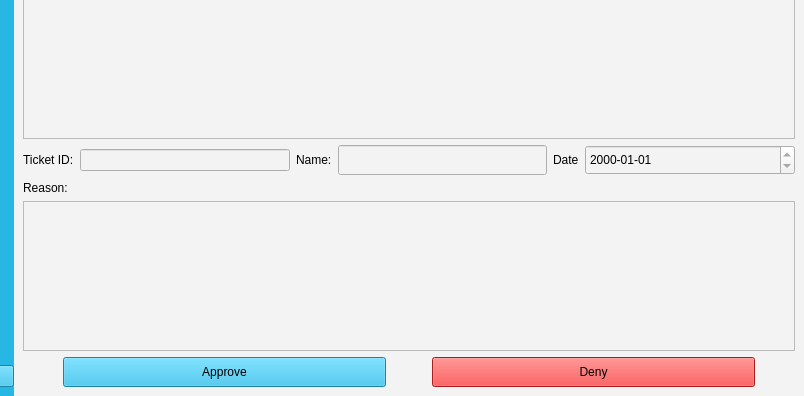
The window that EMS-App/absenceScreen.ui (elroydsouza/HR-ManagementSystem) describes before a commit, drawn with Qt 5; both pictures show x 196 to 1000 and y 154 to 550 of the 1000 by 550 pixel window.
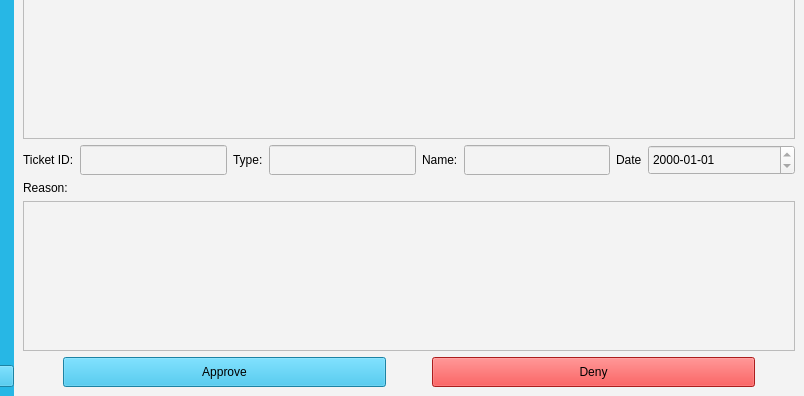
The same window after the commit. The open tabs and pages were chosen to show the change. Icons and pictures are not drawn.

Commit message: added perm levels and implemented absence remaining functionality

The edit to the form file:
```diff
--- a/EMS-App/absenceScreen.ui
+++ b/EMS-App/absenceScreen.ui
@@ -1108,7 +1108,34 @@
             </widget>
            </item>
            <item>
-            <widget class="QLineEdit" name="le_ticketID"/>
+            <widget class="QLineEdit" name="le_ticketID">
+             <property name="minimumSize">
+              <size>
+               <width>0</width>
+               <height>30</height>
+              </size>
+             </property>
+            </widget>
+           </item>
+           <item>
+            <widget class="QLabel" name="label_19">
+             <property name="text">
+              <string>Type:</string>
+             </property>
+            </widget>
+           </item>
+           <item>
+            <widget class="QLineEdit" name="OAle_type">
+             <property name="minimumSize">
+              <size>
+               <width>0</width>
+               <height>30</height>
+              </size>
+             </property>
+             <property name="readOnly">
+              <bool>true</bool>
+             </property>
+            </widget>
            </item>
            <item>
             <widget class="QLabel" name="label_5">
```
Left out of the diff: 2 changed lines with no effect on the pictures. The commit also changes 40 other files.
